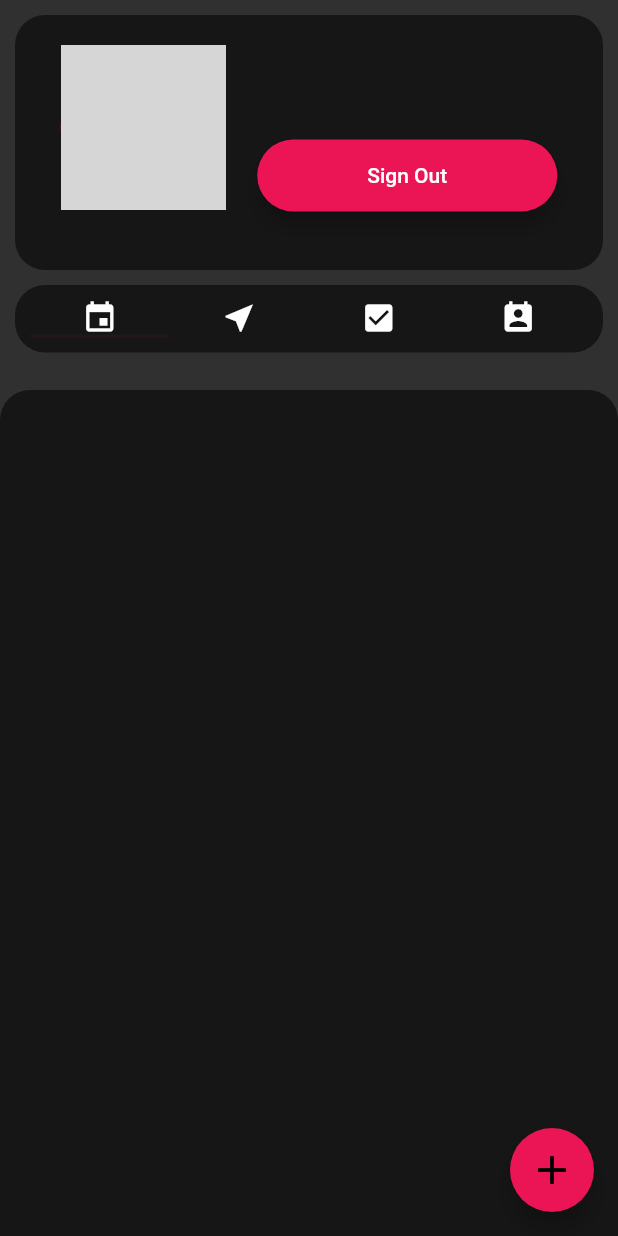
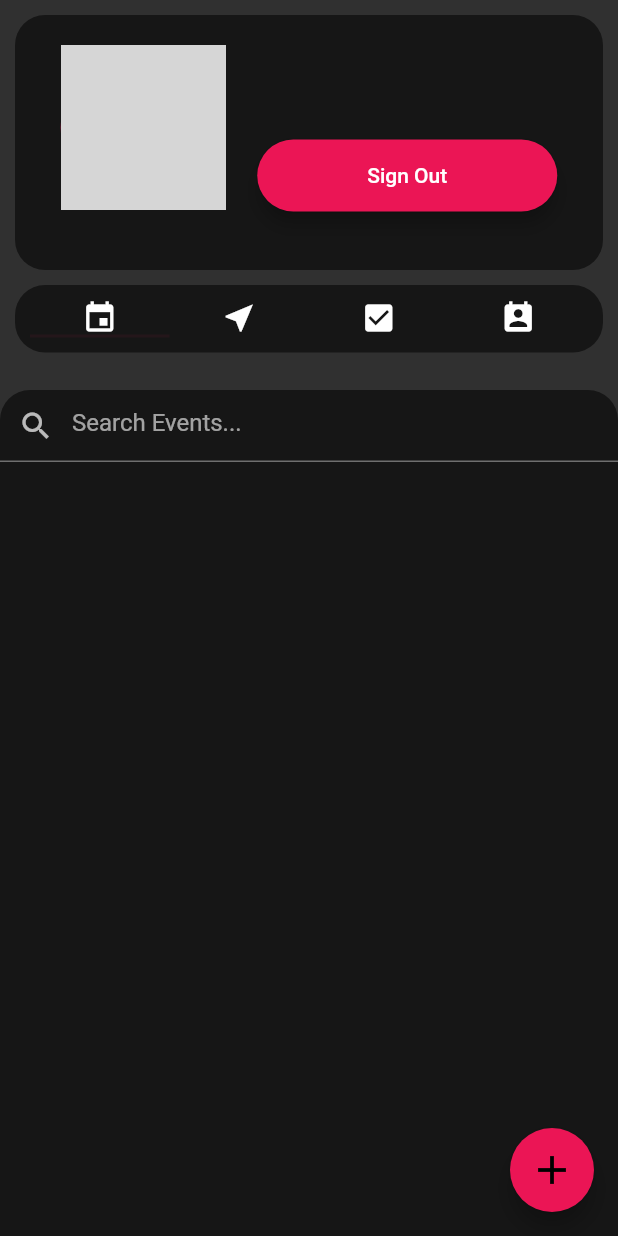
Before and after one commit to Kishor-chhetri/Mission-Sewa, a Flutter app: the EventScreen screen opened by its route, on a phone screen of 412 x 824 dp. Run offline on Flutter 3.47's test engine with Material 2 defaults, Android fonts, the phone set to English and light mode, and no system bars; our stand-ins replace animated_text_kit, cloud_firestore, firebase_auth, firebase_core, google_sign_in, modal_progress_hud and 2 more; accounts and stored records are empty; network calls fail; grey boxes are pictures that could not be loaded.

Commit message:
Implemented Search

```diff
--- a/lib/Screens/event_container.dart
+++ b/lib/Screens/event_container.dart
@@ -22,6 +22,7 @@ class EventContainer extends StatefulWidget {
 
 class _EventContainerState extends State<EventContainer> {
   DateTime eventDate = DateTime.now();
+  String query = "";
 
   Future<void> selectDate(BuildContext context) async {
     final DateTime picked = await showDatePicker(
@@ -46,8 +47,26 @@ class _EventContainerState extends State<EventContainer> {
         mainAxisAlignment: MainAxisAlignment.spaceBetween,
         crossAxisAlignment: CrossAxisAlignment.stretch,
         children: <Widget>[
+          TextField(
+            decoration: InputDecoration(
+              prefixIcon: Icon(Icons.search),
+              hintText: 'Search Events...',
+            ),
+            onChanged:(val) {
+              setState(() {
+                query = val.toLowerCase();
+              });
+            },
+          ),
           StreamBuilder<QuerySnapshot>(
-            stream: widget._firestore.collection('events').snapshots(),
+            stream: (query != "" && query != null)
+                ? FirebaseFirestore.instance
+                .collection('events')
+                .where('searchKeywords', arrayContains: query)
+                .snapshots()
+                : FirebaseFirestore.instance
+                .collection('events')
+                .snapshots(),
             // ignore: missing_return
             builder: (BuildContext context, AsyncSnapshot<dynamic> snapshot) {
               if (!snapshot.hasData) {
```
Also changed, not shown: lib/Screens/search_events.dart (deleted, +0 -64 lines), lib/components/add_events.dart (+11 -0 lines), 1 other file.
